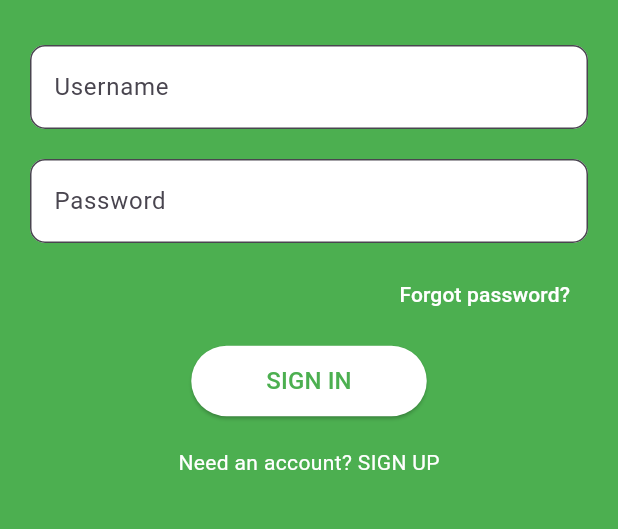
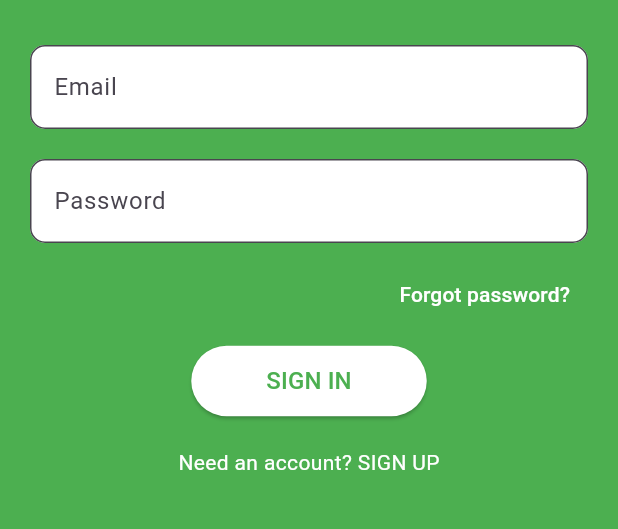
Before and after one commit to farahmunh/stalk_safe, a Flutter app: the SignUp screen opened by its route, after a tap on "SIGN UP", after a tap on "Already have an account? SIGN IN", on a phone screen of 412 x 824 dp, the part 522-1051 px from its top. Run offline on Flutter 3.47's test engine with Material 3 defaults, Android fonts, the phone set to English and light mode, and no system bars; our stand-ins replace cloud_firestore, firebase_auth, firebase_core, geolocator, google_maps_flutter; missing offline and left inert: app_settings; accounts and stored records are empty; network calls fail.

Commit message:
Tenth commit

```diff
--- a/lib/signin.dart
+++ b/lib/signin.dart
@@ -1,7 +1,39 @@
 import 'package:flutter/material.dart';
+import 'package:firebase_auth/firebase_auth.dart';
 
 class SignIn extends StatelessWidget {
-  const SignIn({super.key});
+  SignIn({super.key});
+
+  final TextEditingController _emailController = TextEditingController();
+  final TextEditingController _passwordController = TextEditingController();
+  final FirebaseAuth _auth = FirebaseAuth.instance;
+
+  void _signInWithEmailAndPassword(BuildContext context) async {
+    try {
+      await _auth.signInWithEmailAndPassword(
+        email: _emailController.text.trim(),
+        password: _passwordController.text.trim(),
+      );
+
+      // Navigate to the home screen
+      Navigator.pushNamed(context, '/home');
+    } on FirebaseAuthException catch (e) {
+      String errorMessage;
+      if (e.code == 'user-not-found') {
+        errorMessage = 'No user found with this email.';
+      } else if (e.code == 'wrong-password') {
+        errorMessage = 'Incorrect password.';
+      } else {
+        errorMessage = 'An error occurred: ${e.message}';
+      }
+
+      // Show error message
+      ScaffoldMessenger.of(context).showSnackBar(
+        SnackBar(content: Text(errorMessage)),
+      );
+    }
+  }
+
   @override
   Widget build(BuildContext context) {
     return Scaffold(
@@ -22,8 +54,8 @@ class SignIn extends StatelessWidget {
                 ),
               ),
               const SizedBox(height: 20),
-              _buildTextField('Username'),
-              _buildTextField('Password', obscureText: true),
+              _buildTextField('Email', _emailController),
+              _buildTextField('Password', _passwordController, obscureText: true),
               Align(
                 alignment: Alignment.centerRight,
                 child: TextButton(
@@ -36,10 +68,7 @@ class SignIn extends StatelessWidget {
               ),
               const SizedBox(height: 10),
               ElevatedButton(
-                onPressed: () {
-                  // Navigate to HomeScreen after sign-in
-                  Navigator.pushNamed(context, '/home');
-                },
+                onPressed: () => _signInWithEmailAndPassword(context),
                 style: ElevatedButton.styleFrom(
                   // ignore: deprecated_member_use
                   backgroundColor: Colors.white,
@@ -68,10 +97,11 @@ class SignIn extends StatelessWidget {
     );
   }
 
-  Widget _buildTextField(String hintText, {bool obscureText = false}) {
+  Widget _buildTextField(String hintText, TextEditingController controller, {bool obscureText = false}) {
     return Padding(
       padding: const EdgeInsets.symmetric(vertical: 10.0),
       child: TextField(
+        controller: controller,
         obscureText: obscureText,
         decoration: InputDecoration(
           hintText: hintText,
--- a/lib/singup.dart
+++ b/lib/singup.dart
@@ -1,4 +1,6 @@
 import 'package:flutter/material.dart';
+import 'package:firebase_auth/firebase_auth.dart';
+import 'package:cloud_firestore/cloud_firestore.dart';
 
 class SignUp extends StatefulWidget {
   const SignUp({super.key});
@@ -14,7 +16,7 @@ class _SignUpState extends State<SignUp> {
 
   String selectedRegion = '+60';
   bool _isPasswordVisible = false;
-  String _passwordStrength = '';
+  // String _passwordStrength = '';
   bool _isTermsChecked = false;
 
   final Map<String, String> regions = {
@@ -24,6 +26,54 @@ class _SignUpState extends State<SignUp> {
     'Singapore (+65)': '+65',
     'Philippines (+63)': '+63',
   };
+
+  final FirebaseAuth _auth = FirebaseAuth.instance;
+  final FirebaseFirestore _firestore = FirebaseFirestore.instance;
+
+  // Function to handle singup with Firebase
+  void _signUpWithEmailAndPassword() async {
+    if (_formKey.currentState!.validate() && _isTermsChecked) {
+      try {
+        UserCredential userCredential = await _auth.createUserWithEmailAndPassword(
+          email: _emailController.text.trim(),
+          password: _passwordController.text.trim(),
+        );
+
+        await _firestore.collection('users').doc(userCredential.user!.uid).set({
+          'username': _usernameController.text.trim(),
+          'email': _emailController.text.trim(),
+          'phone': '$selectedRegion${_phoneController.text.trim()}',
+          'createdAt': FieldValue.serverTimestamp(),
+        });
+
+        Navigator.pushNamed(context, '/home');
+      } on FirebaseAuthException catch (e) {
+        String errorMessage;
+        if (e.code == 'email-already-in-use') {
+          errorMessage = 'This email is already in use.';
+        }
+        else if (e.code == 'weak-password') {
+          errorMessage = 'Password is too weak.';
+        }
+        else {
+          errorMessage = 'An error occured: ${e.message}';
+        }
+
+        ScaffoldMessenger.of(context).showSnackBar(
+          SnackBar(content: Text(errorMessage)),
+        );
+      } catch (e) {
+        ScaffoldMessenger.of(context).showSnackBar(
+          SnackBar(content: Text('An unexpected error occured: ${e.toString()}')),
+        );
+      }
+    }
+    else {
+      ScaffoldMessenger.of(context).showSnackBar(
+        const SnackBar(content: Text('Please complete the form and accept the terms and conditions.')),
+      );
+    }
+  }
 
   @override
   Widget build(BuildContext context) {
@@ -57,11 +107,11 @@ class _SignUpState extends State<SignUp> {
                   _buildPhoneNumberField(),
 
                   _buildPasswordField(),
-                  if (_passwordStrength.isNotEmpty)
-                    Text(
-                      'Password Strength: $_passwordStrength',
-                      style: TextStyle(color: Colors.white, fontSize: 12),
-                    ),
+                  // if (_passwordStrength.isNotEmpty)
+                  //   Text(
+                  //     'Password Strength: $_passwordStrength',
+                  //     style: TextStyle(color: Colors.white, fontSize: 12),
+                  //   ),
 
                   // Checkbox validation form field
                   FormField<bool>(
@@ -110,11 +160,7 @@ class _SignUpState extends State<SignUp> {
 
                   const SizedBox(height: 10),
                   ElevatedButton(
-                    onPressed: () {
-                      if (_formKey.currentState!.validate()) {
-                        Navigator.pushNamed(context, '/home');
-                      }
-                    },
+                    onPressed: _signUpWithEmailAndPassword,
                     style: ElevatedButton.styleFrom(
                       backgroundColor: Colors.white,
                       padding: const EdgeInsets.symmetric(horizontal: 50, vertical: 12),
@@ -253,7 +299,7 @@ class _SignUpState extends State<SignUp> {
       child: TextFormField(
         controller: _passwordController,
         obscureText: !_isPasswordVisible,
-        onChanged: _evaluatePasswordStrength,
+        // onChanged: _evaluatePasswordStrength,
         decoration: InputDecoration(
           hintText: 'Password',
           filled: true,
@@ -272,28 +318,33 @@ class _SignUpState extends State<SignUp> {
             borderRadius: BorderRadius.circular(10.0),
           ),
         ),
-        validator: _validatePassword,
+        validator: (value) {
+          if (value == null || value.isEmpty || value.length < 8) {
+            return 'Password must be at least 8 characters long.';
+          }
+          return null;
+        },
       ),
     );
   }
 
-  void _evaluatePasswordStrength(String value) {
-    setState(() {
-      if (value.length < 6) {
-        _passwordStrength = 'Weak';
-      }
-      else if (value.contains(RegExp(r'[A-Z]')) && value.contains(RegExp(r'[0-9]'))) {
-        _passwordStrength = 'Medium';
-      }
-      else if (value.length > 8 && value.contains(RegExp(r'[A-Z]')) &&
-      value.contains(RegExp(r'[0-9]')) && value.contains(RegExp(r'[!@#\$&*~]'))) {
-        _passwordStrength = 'Strong';
-      }
-      else {
-        _passwordStrength = 'Weak';
-      }
-    });
-  }
+  // void _evaluatePasswordStrength(String value) {
+  //   setState(() {
+  //     if (value.length < 6) {
+  //       _passwordStrength = 'Weak';
+  //     }
+  //     else if (value.contains(RegExp(r'[A-Z]')) && value.contains(RegExp(r'[0-9]'))) {
+  //       _passwordStrength = 'Medium';
+  //     }
+  //     else if (value.length > 8 && value.contains(RegExp(r'[A-Z]')) &&
+  //     value.contains(RegExp(r'[0-9]')) && value.contains(RegExp(r'[!@#\$&*~]'))) {
+  //       _passwordStrength = 'Strong';
+  //     }
+  //     else {
+  //       _passwordStrength = 'Weak';
+  //     }
+  //   });
+  // }
 
   String? _validateUsername(String? value) {
     if (value == null || value.isEmpty || value.length < 3) {
@@ -320,13 +371,13 @@ class _SignUpState extends State<SignUp> {
     return null;
   }
 
-  String? _validatePassword(String? value) {
-    if (value == null || value.length < 8) {
-      return 'Password must be at least 8 characters long.';
-    }
-    if (!RegExp(r'^(?=.*[a-z])(?=.*[A-Z])(?=.*\d)(?=.*[!@#\$&*~]).{8,}$').hasMatch(value)) {
-      return 'Password must include upper/lowercase, digit, and special character.';
-    }
-    return null;
-  }
+  // String? _validatePassword(String? value) {
+  //   if (value == null || value.length < 8) {
+  //     return 'Password must be at least 8 characters long.';
+  //   }
+  //   if (!RegExp(r'^(?=.*[a-z])(?=.*[A-Z])(?=.*\d)(?=.*[!@#\$&*~]).{8,}$').hasMatch(value)) {
+  //     return 'Password must include upper/lowercase, digit, and special character.';
+  //   }
+  //   return null;
+  // }
 }
--- a/pubspec.yaml
+++ b/pubspec.yaml
@@ -37,6 +37,9 @@ dependencies:
   # Use with the CupertinoIcons class for iOS style icons.
   cupertino_icons: ^1.0.2
   app_settings: ^4.1.0
+  firebase_auth: ^4.20.0
+  firebase_core: ^2.15.0
+  cloud_firestore: ^4.17.5
 
 dev_dependencies:
   flutter_test:
```
Also changed, not shown: lib/main.dart (+5 -2 lines), pubspec.lock, 6 other files.
